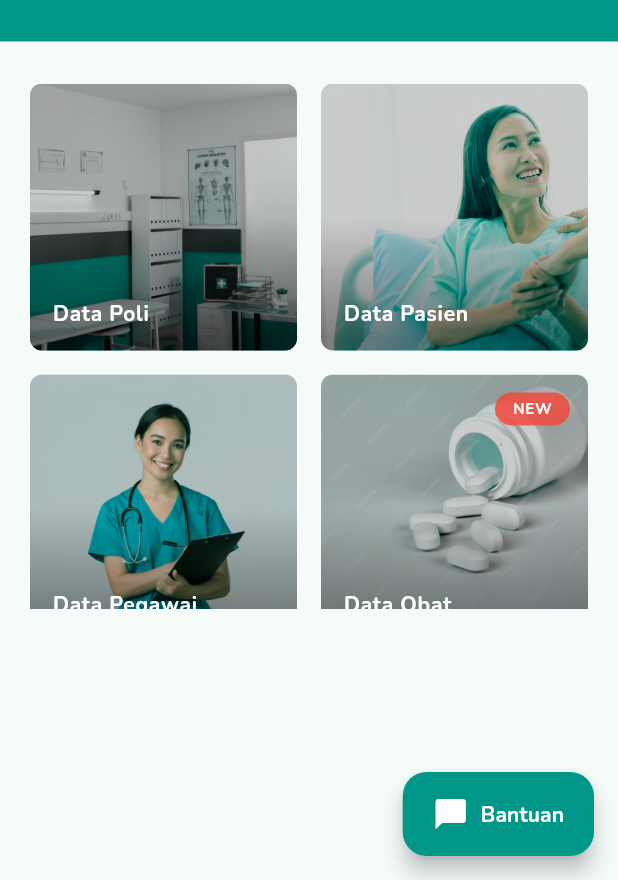
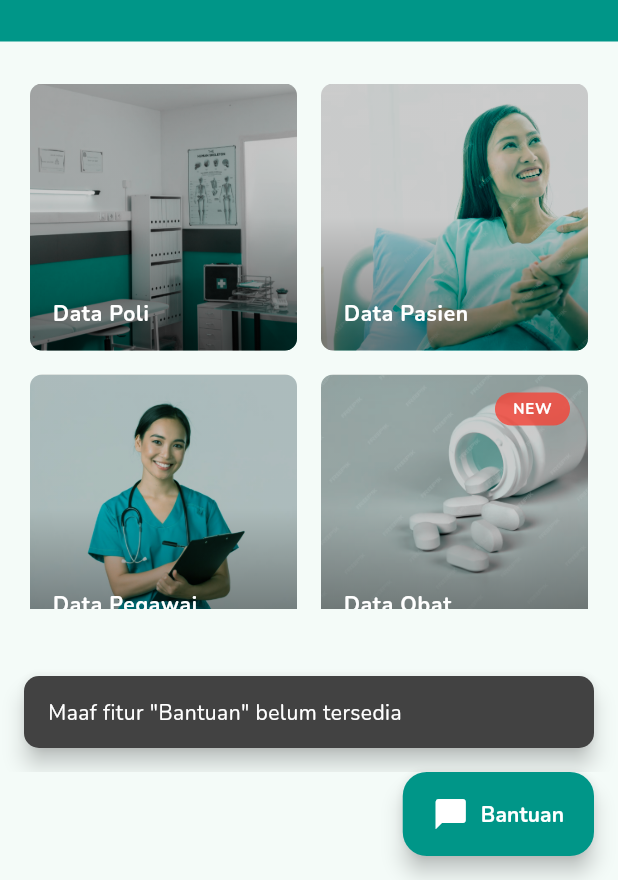
Before and after one commit to ishaqzain/smartklinik, a Flutter app: the Beranda screen opened directly, after a tap on "Bantuan", on a phone screen of 412 x 824 dp, the part 356-1236 px from its top. Run offline on Flutter 3.47's test engine with Material 3 defaults, Android fonts, the light colour scheme and no system bars; our stand-ins replace dio, google_fonts, iconsax, shared_preferences; accounts and stored records are empty; network calls fail.

Commit message:
update: add snackbar status

```diff
--- a/lib/ui/beranda.dart
+++ b/lib/ui/beranda.dart
@@ -6,6 +6,7 @@ import 'package:smartklinik/ui/pegawai/pegawai_page.dart';
 import 'package:smartklinik/ui/pasien/pasien_page.dart';
 import 'package:smartklinik/ui/obat/obat_page.dart';
 import 'package:smartklinik/helpers/user_info.dart';
+import 'package:smartklinik/utils/snackbar_utils.dart';
 
 class Beranda extends StatelessWidget {
   const Beranda({super.key});
@@ -16,7 +17,9 @@ class Beranda extends StatelessWidget {
       floatingActionButton: FloatingActionButton.extended(
         backgroundColor: Colors.teal,
         foregroundColor: Colors.white,
-        onPressed: (){},
+        onPressed: (){
+          SnackbarUtils.showSnackbar(context, 'Maaf fitur "Bantuan" belum tersedia');
+        },
         icon: const Icon(Icons.chat_bubble),
         label: const Text('Bantuan'),
         extendedPadding: const EdgeInsets.all(20.0),
--- a/lib/ui/obat/obat_detail.dart
+++ b/lib/ui/obat/obat_detail.dart
@@ -4,6 +4,7 @@ import 'package:smartklinik/ui/obat/obat_page.dart';
 import 'package:smartklinik/ui/obat/obat_update_form.dart';
 import 'package:smartklinik/service/obat_service.dart';
 import 'package:google_fonts/google_fonts.dart';
+import 'package:smartklinik/utils/snackbar_utils.dart';
 
 class ObatDetail extends StatefulWidget {
   final Obat obat;
@@ -156,7 +157,8 @@ class _ObatDetailState extends State<ObatDetail> {
                       await ObatService().hapus(snapshot.data).then((value){
                         Navigator.pop(context);
                         Navigator.pushReplacement(context,
-                            MaterialPageRoute(builder: ( context ) => ObatPage()));
+                            MaterialPageRoute(builder: ( context ) => const ObatPage()));
+                        SnackbarUtils.showSnackbar(context, 'Data Obat ${snapshot.data.merek} berhasil dihapus');
                       });
                     },
                     child: Text("YA"),
--- a/lib/ui/obat/obat_form.dart
+++ b/lib/ui/obat/obat_form.dart
@@ -2,6 +2,7 @@ import 'package:flutter/material.dart';
 import 'package:smartklinik/model/obat.dart';
 import 'package:smartklinik/service/obat_service.dart';
 import 'package:smartklinik/ui/obat/obat_page.dart';
+import 'package:smartklinik/utils/snackbar_utils.dart';
 
 class ObatForm extends StatefulWidget {
   const ObatForm({super.key});
@@ -75,10 +76,12 @@ class _ObatFormState extends State<ObatForm> {
           //   print(value);
           // });
           await ObatService().simpan(obat).then((value) {
+
             Navigator.pushReplacement(context,
                 MaterialPageRoute(builder: (context) =>
                 const ObatPage())
             );
+            SnackbarUtils.showSnackbar(context, 'Data Obat ${_merek.text} berhasil ditambahkan');
             print(value);
           });
         },
--- a/lib/ui/obat/obat_update_form.dart
+++ b/lib/ui/obat/obat_update_form.dart
@@ -2,6 +2,7 @@ import 'package:flutter/material.dart';
 import 'package:smartklinik/model/obat.dart';
 import 'package:smartklinik/ui/obat/obat_detail.dart';
 import 'package:smartklinik/service/obat_service.dart';
+import 'package:smartklinik/utils/snackbar_utils.dart';
 
 class ObatUpdateForm extends StatefulWidget {
   final Obat obat;
@@ -94,7 +95,9 @@ class _ObatUpdateForm extends State<ObatUpdateForm> {
             Navigator.pushReplacement(
                 context,
                 MaterialPageRoute(
-                    builder: (context) => ObatDetail(obat: value)));
+                    builder: (context) => ObatDetail(obat: value))
+            );
+            SnackbarUtils.showSnackbar(context, 'Data Obat berhasil diubah');
           });
         },
         child: const Text("Simpan Perubahan")
--- /dev/null
+++ b/lib/utils/snackbar_utils.dart
@@ -0,0 +1,28 @@
+import 'package:flutter/material.dart';
+import 'package:google_fonts/google_fonts.dart';
+
+class SnackbarUtils {
+  static void showSnackbar(BuildContext context, String message) {
+    final snackBar = SnackBar(
+      backgroundColor: Colors.grey.shade800,
+      content: Text(
+        message,
+        style: GoogleFonts.nunito(
+          textStyle: const TextStyle(
+            color: Colors.white,
+            letterSpacing: .3,
+          ),
+          fontSize: 14,
+        ),
+      ),
+      duration: const Duration(seconds: 3),
+      margin: const EdgeInsets.all(16.0), // Set margin as needed
+      behavior: SnackBarBehavior.floating, // Set behavior as needed
+      shape: RoundedRectangleBorder(
+        borderRadius: BorderRadius.circular(10.0),
+      ),
+    );
+
+    ScaffoldMessenger.of(context).showSnackBar(snackBar);
+  }
+}
```
